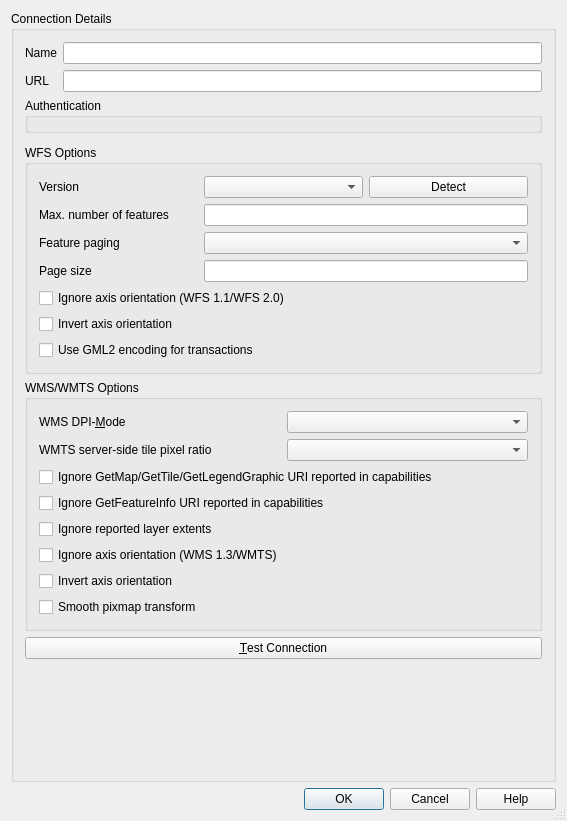
Old version of the form src/ui/qgsnewhttpconnectionbase.ui in the repository carsmie/QGIS.
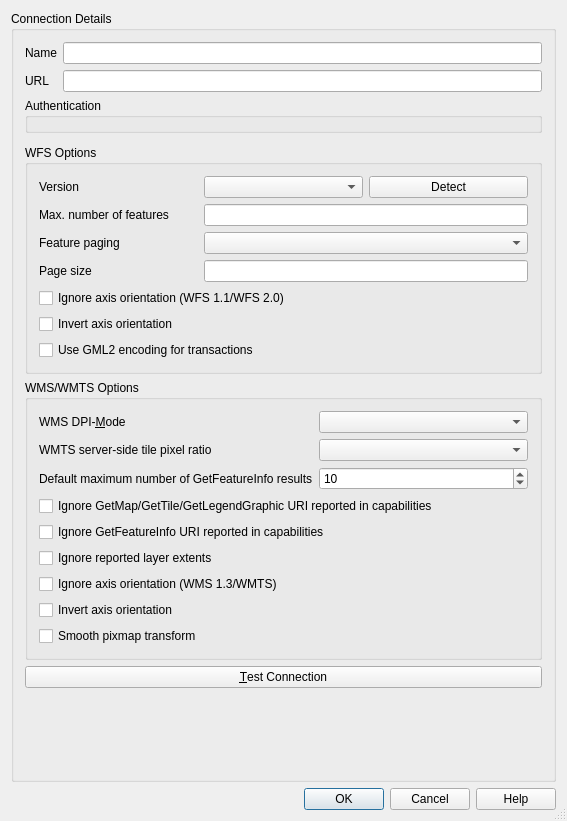
New version of the form. Custom widgets are drawn as their Qt base class.

Commit message:
WMS: GetFeatureInfo FEATURE_COUNT set connection default
Allow to set a default FEATURE_COUNT (default 10) individually for
each WMS connection.

This default also works when adding WMS layers from the browser and it
can be overridden for each individual layer when added from the
datasource manager.

The deafult user experience when adding layers from the datasource
manager is not changed: the default of 10 still applies unless it
is explicitly set from the connection settings.

Fix #45206

Founded by: QGIS user group Germany (QGIS Anwendergruppe Deutschland e.V.)

What changed in the file:
```diff
--- a/src/ui/qgsnewhttpconnectionbase.ui
+++ b/src/ui/qgsnewhttpconnectionbase.ui
@@ -140,43 +140,43 @@
          <string>WMS/WMTS Options</string>
         </property>
         <layout class="QGridLayout" name="gridLayout_2">
-         <item row="5" column="0" colspan="2">
-          <widget class="QCheckBox" name="cbxWmsIgnoreAxisOrientation">
-           <property name="text">
-            <string>Ignore axis orientation (WMS 1.3/WMTS)</string>
-           </property>
-          </widget>
-         </item>
-         <item row="3" column="0" colspan="2">
-          <widget class="QCheckBox" name="cbxIgnoreGetFeatureInfoURI">
-           <property name="text">
-            <string>Ignore GetFeatureInfo URI reported in capabilities</string>
-           </property>
-          </widget>
-         </item>
-         <item row="2" column="0" colspan="2">
-          <widget class="QCheckBox" name="cbxIgnoreGetMapURI">
-           <property name="text">
-            <string>Ignore GetMap/GetTile/GetLegendGraphic URI reported in capabilities</string>
-           </property>
-          </widget>
-         </item>
-         <item row="10" column="0" colspan="2">
+         <item row="13" column="0" colspan="2">
           <widget class="QCheckBox" name="cbxSmoothPixmapTransform">
            <property name="text">
             <string>Smooth pixmap transform</string>
            </property>
           </widget>
          </item>
-         <item row="6" column="0" colspan="2">
+         <item row="8" column="0" colspan="2">
+          <widget class="QCheckBox" name="cbxWmsIgnoreAxisOrientation">
+           <property name="text">
+            <string>Ignore axis orientation (WMS 1.3/WMTS)</string>
+           </property>
+          </widget>
+         </item>
+         <item row="1" column="1">
+          <widget class="QComboBox" name="cmbTilePixelRatio"/>
+         </item>
+         <item row="2" column="0">
+          <widget class="QLabel" name="lblDefaultFeatureCount">
+           <property name="text">
+            <string>Default maximum number of GetFeatureInfo results</string>
+           </property>
+          </widget>
+         </item>
+         <item row="9" column="0" colspan="2">
           <widget class="QCheckBox" name="cbxWmsInvertAxisOrientation">
            <property name="text">
             <string>Invert axis orientation</string>
            </property>
           </widget>
          </item>
-         <item row="0" column="1">
-          <widget class="QComboBox" name="cmbDpiMode"/>
+         <item row="6" column="0" colspan="2">
+          <widget class="QCheckBox" name="cbxIgnoreGetFeatureInfoURI">
+           <property name="text">
+            <string>Ignore GetFeatureInfo URI reported in capabilities</string>
+           </property>
+          </widget>
          </item>
          <item row="0" column="0">
           <widget class="QLabel" name="lblDpiMode">
@@ -188,8 +188,15 @@
            </property>
           </widget>
          </item>
-         <item row="1" column="1">
-          <widget class="QComboBox" name="cmbTilePixelRatio"/>
+         <item row="7" column="0" colspan="2">
+          <widget class="QCheckBox" name="cbxWmsIgnoreReportedLayerExtents">
+           <property name="text">
+            <string>Ignore reported layer extents</string>
+           </property>
+          </widget>
+         </item>
+         <item row="0" column="1">
+          <widget class="QComboBox" name="cmbDpiMode"/>
          </item>
          <item row="1" column="0">
           <widget class="QLabel" name="lblTilePixelRatio">
@@ -201,10 +208,29 @@
            </property>
           </widget>
          </item>
-         <item row="4" column="0" colspan="2">
-          <widget class="QCheckBox" name="cbxWmsIgnoreReportedLayerExtents">
+         <item row="5" column="0" colspan="2">
+          <widget class="QCheckBox" name="cbxIgnoreGetMapURI">
            <property name="text">
-            <string>Ignore reported layer extents</string>
+            <string>Ignore GetMap/GetTile/GetLegendGraphic URI reported in capabilities</string>
+           </property>
+          </widget>
+         </item>
+         <item row="2" column="1">
+          <widget class="QSpinBox" name="sbDefaultFeatureCount">
+           <property name="toolTip">
+            <string>&lt;html&gt;&lt;head/&gt;&lt;body&gt;&lt;p&gt;Specify a default value for FEATURE_COUNT when a new layer is created from this connection. &lt;/p&gt;&lt;p&gt;FEATURE_COUNT defines the maximum number of results returned by a GetFeatureInfo request, if not specified the server default value (usually 1) will be used.&lt;/p&gt;&lt;p&gt;Set to 0 to use server default: no FEATURE_COUNT parameter will be added to the request.&lt;/p&gt;&lt;p&gt;&lt;br/&gt;&lt;/p&gt;&lt;/body&gt;&lt;/html&gt;</string>
+           </property>
+           <property name="specialValueText">
+            <string>server default</string>
+           </property>
+           <property name="minimum">
+            <number>0</number>
+           </property>
+           <property name="maximum">
+            <number>1000</number>
+           </property>
+           <property name="value">
+            <number>10</number>
            </property>
           </widget>
          </item>
```
Left out of the diff: 9 changed lines with no effect on the pictures. The commit also changes 7 other files.
